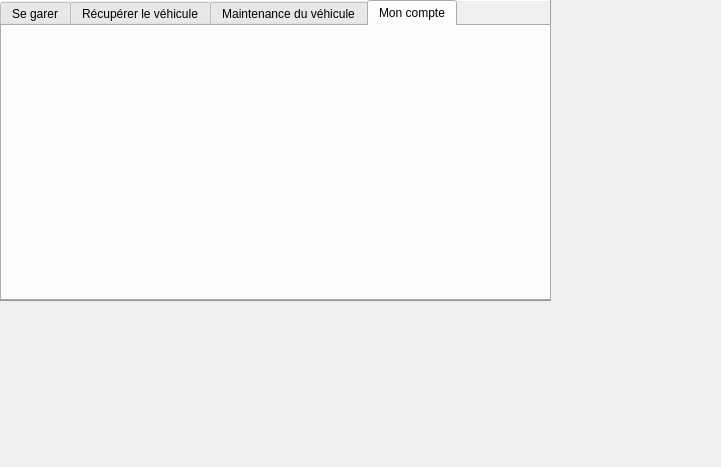
matthieupenchenat81/DreamPark, file UI/consumer_subscriver.ui: the form before one commit.
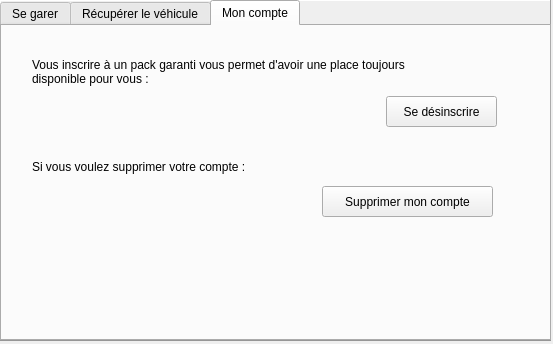
The form after the commit. The open tabs and pages were chosen to show the change.

Commit message: ui cunsumer subscribed

Patch:
```diff
--- a/UI/consumer_subscriver.ui
+++ b/UI/consumer_subscriver.ui
@@ -6,8 +6,8 @@
    <rect>
     <x>0</x>
     <y>0</y>
-    <width>721</width>
-    <height>467</height>
+    <width>553</width>
+    <height>344</height>
    </rect>
   </property>
   <property name="windowTitle">
@@ -23,7 +23,7 @@
       <x>0</x>
       <y>0</y>
       <width>551</width>
-      <height>301</height>
+      <height>341</height>
      </rect>
     </property>
     <property name="accessibleDescription">
@@ -47,7 +47,7 @@
        <x>0</x>
        <y>0</y>
        <width>551</width>
-       <height>301</height>
+       <height>341</height>
       </rect>
      </property>
      <property name="toolTip">
@@ -230,39 +230,66 @@
        </property>
       </widget>
      </widget>
-     <widget class="QWidget" name="tab_3">
-      <attribute name="title">
-       <string>Maintenance du véhicule</string>
-      </attribute>
-     </widget>
      <widget class="QWidget" name="tab_settings">
       <attribute name="title">
        <string>Mon compte</string>
       </attribute>
+      <widget class="QPushButton" name="btn_desinscrire">
+       <property name="geometry">
+        <rect>
+         <x>320</x>
+         <y>160</y>
+         <width>171</width>
+         <height>31</height>
+        </rect>
+       </property>
+       <property name="text">
+        <string>Supprimer mon compte</string>
+       </property>
+      </widget>
+      <widget class="QLabel" name="label_2">
+       <property name="geometry">
+        <rect>
+         <x>30</x>
+         <y>30</y>
+         <width>521</width>
+         <height>31</height>
+        </rect>
+       </property>
+       <property name="text">
+        <string>Vous inscrire à un pack garanti vous permet d'avoir une place toujours 
+disponible pour vous :</string>
+       </property>
+      </widget>
+      <widget class="QLabel" name="label_3">
+       <property name="geometry">
+        <rect>
+         <x>30</x>
+         <y>130</y>
+         <width>341</width>
+         <height>21</height>
+        </rect>
+       </property>
+       <property name="text">
+        <string>Si vous voulez supprimer votre compte :</string>
+       </property>
+      </widget>
+      <widget class="QPushButton" name="btn_packGaranti">
+       <property name="geometry">
+        <rect>
+         <x>384</x>
+         <y>70</y>
+         <width>111</width>
+         <height>31</height>
+        </rect>
+       </property>
+       <property name="text">
+        <string>Se désinscrire</string>
+       </property>
+      </widget>
      </widget>
     </widget>
    </widget>
-   <widget class="QFrame" name="frame_2">
-    <property name="geometry">
-     <rect>
-      <x>-1</x>
-      <y>-1</y>
-      <width>551</width>
-      <height>301</height>
-     </rect>
-    </property>
-    <property name="autoFillBackground">
-     <bool>true</bool>
-    </property>
-    <property name="frameShape">
-     <enum>QFrame::StyledPanel</enum>
-    </property>
-    <property name="frameShadow">
-     <enum>QFrame::Raised</enum>
-    </property>
-   </widget>
-   <zorder>frame_2</zorder>
-   <zorder>frame</zorder>
   </widget>
  </widget>
  <resources/>
```
Left out of the diff: 53 changed lines with no effect on the pictures. The commit also changes 1 other file.
